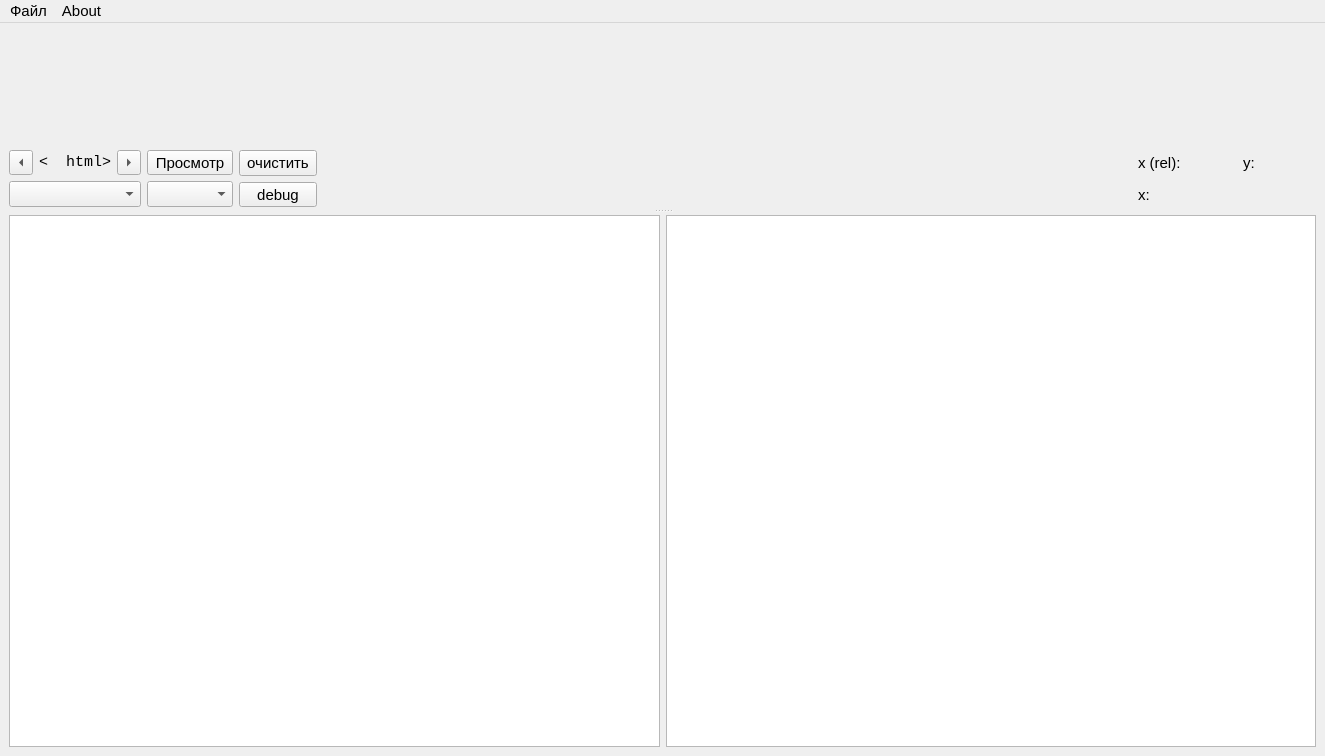
Above: qt_design_short.ui from cormorant/myobspyck before the change. Below: the same form after it.
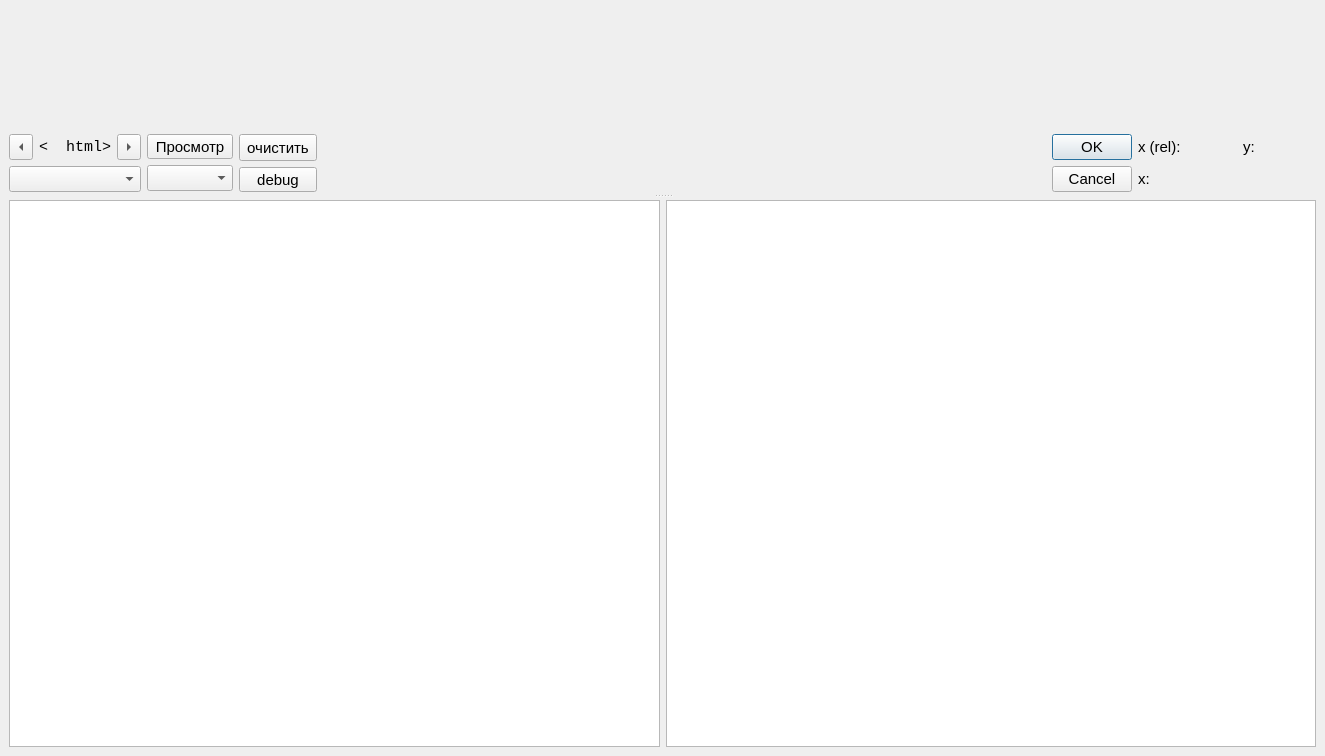
That is the form after the change. Icons and pictures are not drawn. Custom widgets are drawn as their Qt base class.

What changed in the file:
```diff
--- a/qt_design_short.ui
+++ b/qt_design_short.ui
@@ -302,6 +302,19 @@
                </property>
               </spacer>
              </item>
+             <item>
+              <widget class="QDialogButtonBox" name="buttonBox">
+               <property name="orientation">
+                <enum>Qt::Vertical</enum>
+               </property>
+               <property name="standardButtons">
+                <set>QDialogButtonBox::Cancel|QDialogButtonBox::Ok</set>
+               </property>
+               <property name="centerButtons">
+                <bool>true</bool>
+               </property>
+              </widget>
+             </item>
              <item>
               <layout class="QVBoxLayout" name="verticalLayout_2">
                <property name="sizeConstraint">
@@ -510,33 +523,6 @@
     </item>
    </layout>
   </widget>
-  <widget class="QMenuBar" name="menubar">
-   <property name="geometry">
-    <rect>
-     <x>0</x>
-     <y>0</y>
-     <width>1325</width>
-     <height>23</height>
-    </rect>
-   </property>
-   <widget class="QMenu" name="menu">
-    <property name="title">
-     <string>Файл</string>
-    </property>
-    <addaction name="open_action"/>
-    <addaction name="separator"/>
-    <addaction name="exit_action"/>
-   </widget>
-   <widget class="QMenu" name="menuAbout">
-    <property name="title">
-     <string>About</string>
-    </property>
-    <addaction name="action_5"/>
-    <addaction name="action_6"/>
-   </widget>
-   <addaction name="menu"/>
-   <addaction name="menuAbout"/>
-  </widget>
   <widget class="QStatusBar" name="statusbar">
    <property name="enabled">
     <bool>false</bool>
```
